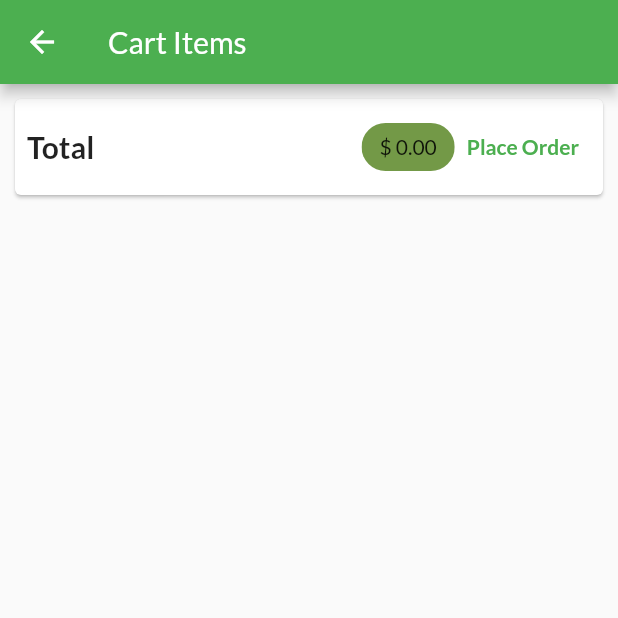
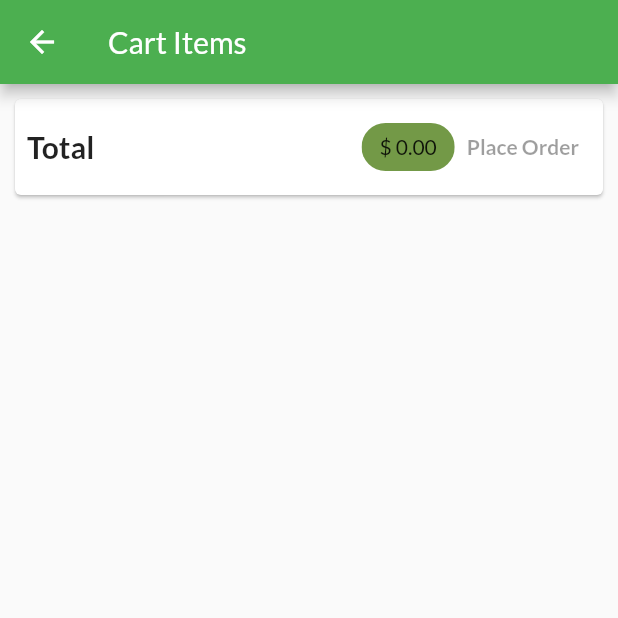
Before and after one commit to Karthik-Yadlapalli/flutter-shopping-app, a Flutter app: the CartScreen screen opened by its route, on a phone screen of 412 x 824 dp, the top half of it. Run offline on Flutter 3.47's test engine with Material 2 defaults, Android fonts, the phone set to English and light mode, and no system bars; network calls fail.

```diff
--- a/lib/providers/cart.dart
+++ b/lib/providers/cart.dart
@@ -107,7 +107,6 @@ class Cart extends ChangeNotifier {
   //           quentity: value.quentity - 1,
   //           price: value.price,
   //           title: value.title));
-
   //   notifyListeners();
   // }
 
--- a/lib/screens/cart_screen.dart
+++ b/lib/screens/cart_screen.dart
@@ -34,17 +34,7 @@ class CartScreen extends StatelessWidget {
                     label: Text('\$ ${cartItem.totalAmt}'),
                     backgroundColor: const Color.fromARGB(255, 115, 153, 71),
                   ),
-                  TextButton(
-                      onPressed: () {
-                        Provider.of<Orders>(context, listen: false).addOrders(
-                            cartItem.item.values.toList(),
-                            double.parse(cartItem.totalAmt));
-                        cartItem.clear();
-                      },
-                      child: const Text(
-                        'Place Order',
-                        style: TextStyle(fontWeight: FontWeight.bold),
-                      ))
+                  OrderButton(cartItem: cartItem)
                 ],
               ),
             ),
@@ -66,3 +56,42 @@ class CartScreen extends StatelessWidget {
     );
   }
 }
+
+class OrderButton extends StatefulWidget {
+  const OrderButton({
+    super.key,
+    required this.cartItem,
+  });
+  final Cart cartItem;
+  @override
+  State<OrderButton> createState() => _OrderButtonState();
+}
+
+class _OrderButtonState extends State<OrderButton> {
+  bool _isLoading = false;
+  @override
+  Widget build(BuildContext context) {
+    return TextButton(
+        onPressed: (double.parse(widget.cartItem.totalAmt) <= 0 || _isLoading)
+            ? null
+            : () async {
+                setState(() {
+                  _isLoading = true;
+                });
+                await Provider.of<Orders>(context, listen: false).addOrders(
+                    widget.cartItem.item.values.toList(),
+                    double.parse(widget.cartItem.totalAmt));
+                setState(() {
+                  _isLoading = false;
+                });
+
+                widget.cartItem.clear();
+              },
+        child: _isLoading
+            ? const CircularProgressIndicator()
+            : const Text(
+                'Place Order',
+                style: TextStyle(fontWeight: FontWeight.bold),
+              ));
+  }
+}
--- a/lib/screens/product_detail_screen.dart
+++ b/lib/screens/product_detail_screen.dart
@@ -1,6 +1,5 @@
 // ignore_for_file: depend_on_referenced_packages, deprecated_member_use
 import 'dart:ui';
-
 import 'package:flutter/material.dart';
 import '../providers/products_provider.dart';
 import 'package:provider/provider.dart';
@@ -40,7 +39,9 @@ class ProductDetailScreen extends StatelessWidget {
                 padding: const EdgeInsets.all(5),
                 height: 600,
                 width: 400,
-                child: Image.network(loadedProduct.imageUrl),
+                child: Hero(
+                    tag: productId,
+                    child: Image.network(loadedProduct.imageUrl)),
               ),
               const SizedBox(height: 8),
               Text(
```
Also changed, not shown: lib/providers/orders.dart (+59 -5 lines), lib/providers/products.dart (+21 -1 lines), lib/providers/products_provider.dart (+18 -13 lines), lib/screens/edit_product_screen.dart (+13 -6 lines), lib/screens/orders_screen.dart (+15 -1 lines), lib/widgets/product_item.dart (+6 -4 lines).
